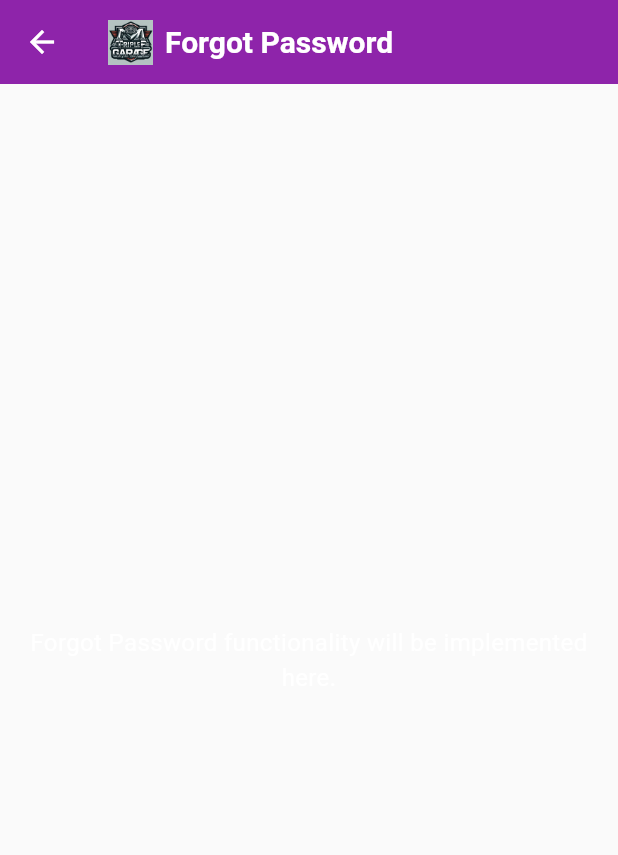
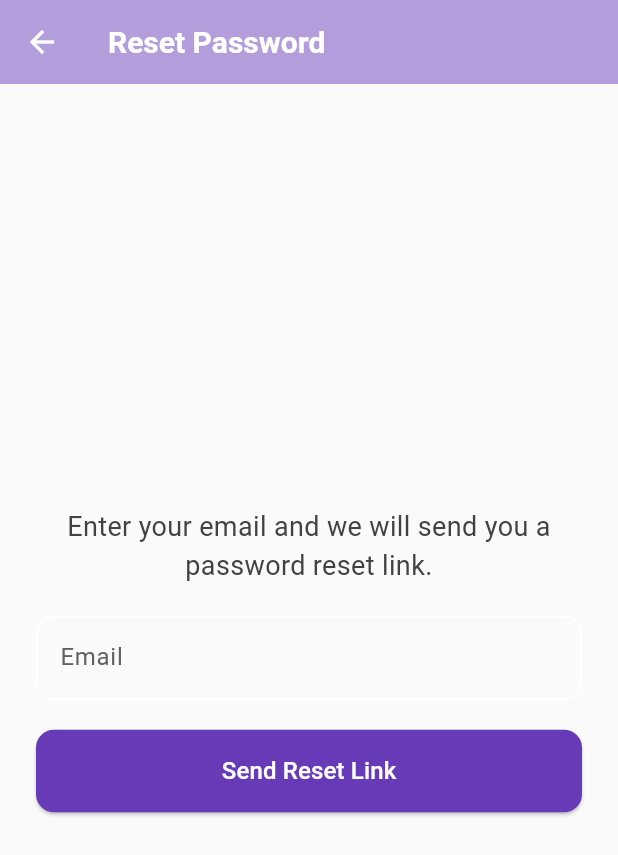
Before and after one commit to ElLord77/TripleM, a Flutter app: the ForgotPasswordScreen screen opened directly, on a phone screen of 412 x 824 dp. Shown: the top 855 px of the screen. Run offline on Flutter 3.47's test engine with Material 3 defaults, Android fonts, the light colour scheme and no system bars; our stand-ins replace cloud_firestore, firebase_auth, firebase_core, firebase_database, flutter_credit_card, shared_preferences; accounts and stored records are empty.

Commit message:
2 days left

```diff
--- a/lib/screens/forgot_password_screen.dart
+++ b/lib/screens/forgot_password_screen.dart
@@ -1,30 +1,118 @@
-// lib/screens/forgot_password_screen.dart
-
+import 'package:firebase_auth/firebase_auth.dart';
 import 'package:flutter/material.dart';
 
-class ForgotPasswordScreen extends StatelessWidget {
+class ForgotPasswordScreen extends StatefulWidget {
+  const ForgotPasswordScreen({super.key});
+
+  @override
+  State<ForgotPasswordScreen> createState() => _ForgotPasswordScreenState();
+}
+
+class _ForgotPasswordScreenState extends State<ForgotPasswordScreen> {
+  final _emailController = TextEditingController();
+
+  @override
+  void dispose() {
+    _emailController.dispose();
+    super.dispose();
+  }
+
+  // This is the core function that sends the password reset email
+  Future<void> passwordReset() async {
+    // Show a loading circle
+    showDialog(
+      context: context,
+      builder: (context) {
+        return const Center(child: CircularProgressIndicator());
+      },
+    );
+
+    try {
+      await FirebaseAuth.instance
+          .sendPasswordResetEmail(email: _emailController.text.trim());
+
+      // Pop loading circle
+      Navigator.of(context).pop();
+
+      // Show success message
+      showDialog(
+        context: context,
+        builder: (context) {
+          return const AlertDialog(
+            title: Text('Password Reset Link Sent'),
+            content: Text('Please check your email to reset your password.'),
+          );
+        },
+      );
+    } on FirebaseAuthException catch (e) {
+      // Pop loading circle
+      Navigator.of(context).pop();
+
+      // Show error message
+      showDialog(
+        context: context,
+        builder: (context) {
+          return AlertDialog(
+            title: const Text('Error'),
+            content: Text(e.message.toString()),
+          );
+        },
+      );
+    }
+  }
+
   @override
   Widget build(BuildContext context) {
     return Scaffold(
       appBar: AppBar(
-        title: Row(
-          children: [
-            Image.asset(
-              'images/logo.jpg', // Your logo asset path
-              height: 30, // Adjust the height to make the logo smaller
-            ),
-            const SizedBox(width: 8),
-            const Text("Forgot Password"),
-          ],
-        ),
+        title: const Text("Reset Password"),
+        backgroundColor: Colors.deepPurple[200], // Or your theme color
       ),
       body: Center(
         child: Padding(
-          padding: EdgeInsets.all(20),
-          child: Text(
-            "Forgot Password functionality will be implemented here.",
-            style: TextStyle(fontSize: 16, color: Colors.white),
-            textAlign: TextAlign.center,
+          padding: const EdgeInsets.all(24.0),
+          child: Column(
+            mainAxisAlignment: MainAxisAlignment.center,
+            children: [
+              const Text(
+                'Enter your email and we will send you a password reset link.',
+                textAlign: TextAlign.center,
+                style: TextStyle(fontSize: 18),
+              ),
+              const SizedBox(height: 20),
+
+              // Email Text Field
+              TextField(
+                controller: _emailController,
+                decoration: InputDecoration(
+                  labelText: "Email",
+                  border: OutlineInputBorder(
+                    borderRadius: BorderRadius.circular(12),
+                  ),
+                ),
+                keyboardType: TextInputType.emailAddress,
+              ),
+              const SizedBox(height: 20),
+
+              // Reset Button
+              SizedBox(
+                width: double.infinity,
+                child: ElevatedButton(
+                  onPressed: passwordReset,
+                  style: ElevatedButton.styleFrom(
+                    backgroundColor: Colors.deepPurple, // Or your theme color
+                    padding: const EdgeInsets.symmetric(vertical: 16),
+                    shape: RoundedRectangleBorder(
+                      borderRadius: BorderRadius.circular(12),
+                    ),
+                  ),
+                  child: const Text(
+                    'Send Reset Link',
+                    style: TextStyle(fontSize: 16, color: Colors.white),
+                  ),
+                ),
+              ),
+            ],
           ),
         ),
       ),
```
